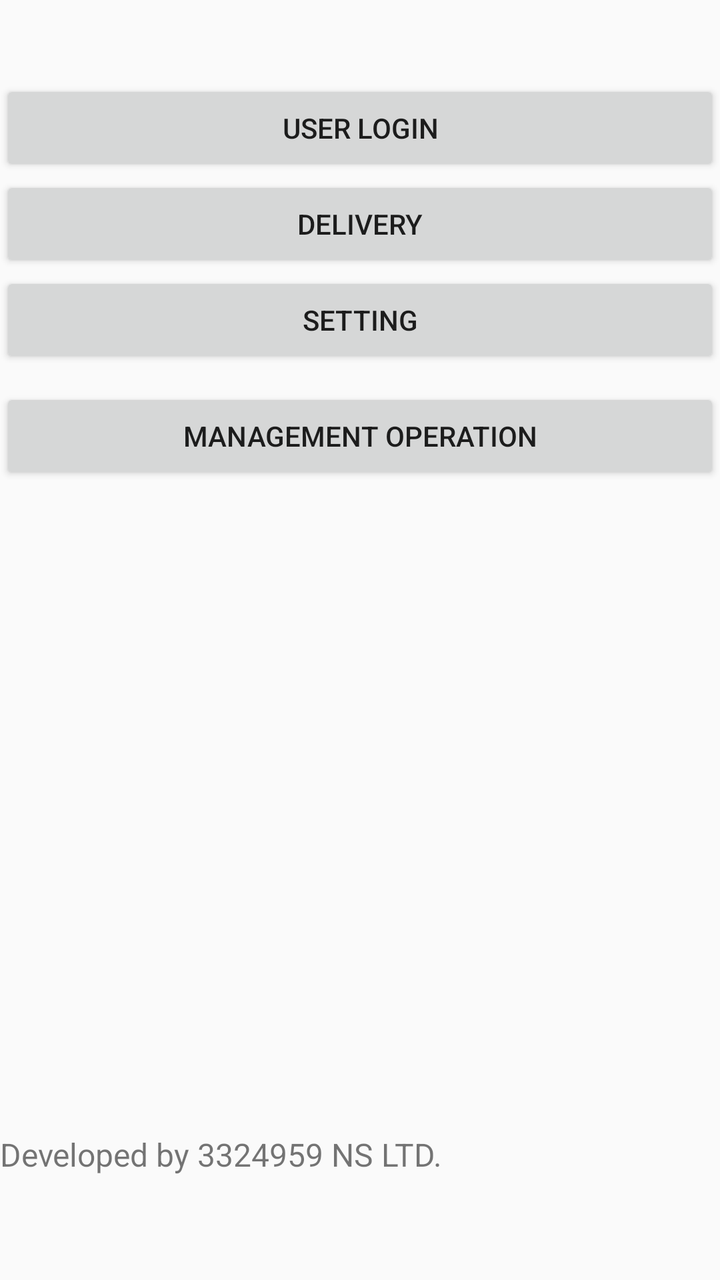
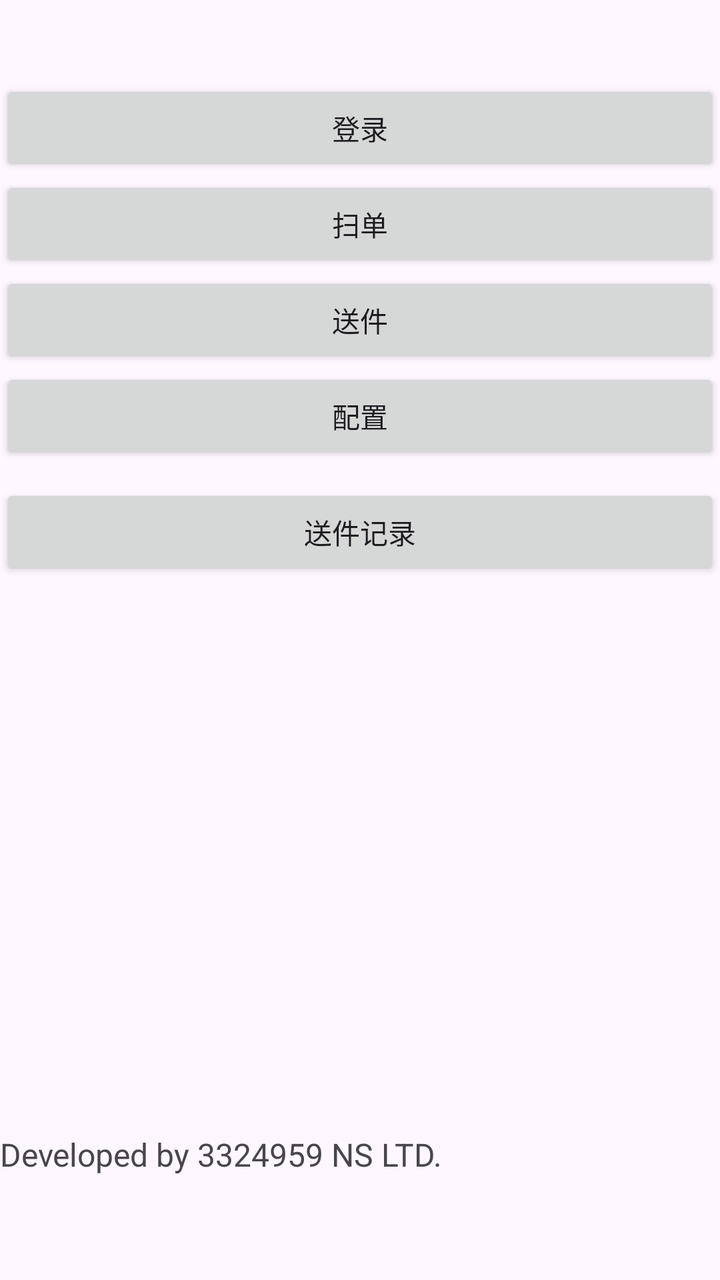

Before-and-after screenshots of an Android layout around one commit, followed by the original layout XML and the change that was made.
<!-- AndroidManifest.xml: application theme Theme.AppCompat.Light.NoActionBar -->
<!-- res/layout/activity_barcode.xml -->
<?xml version="1.0" encoding="utf-8"?>
<LinearLayout xmlns:android="http://schemas.android.com/apk/res/android"
    xmlns:app="http://schemas.android.com/apk/res-auto"
    xmlns:tools="http://schemas.android.com/tools"
    android:layout_width="match_parent"
    android:layout_height="match_parent"
    android:layout_marginLeft="40dp"
    android:layout_marginRight="40dp"
    android:gravity="top"
    android:orientation="vertical">

        <Space
            android:layout_width="match_parent"
            android:layout_height="40dp" />

        <androidx.appcompat.widget.AppCompatButton
            android:id="@+id/btnLogin"
            android:layout_width="match_parent"
            android:layout_height="wrap_content"
            android:text="@string/str_login" />

        <androidx.appcompat.widget.AppCompatButton
            android:id="@+id/btn_delivery"
            android:layout_width="match_parent"
            android:layout_height="wrap_content"
            android:text="@string/delivery" />

        <androidx.appcompat.widget.AppCompatButton
            android:id="@+id/btn_setting"
            android:layout_width="match_parent"
            android:layout_height="wrap_content"
            android:layout_marginBottom="10dp"
            android:text="@string/str_setting"
            android:visibility="visible"
            tools:visibility="visible" />

        <androidx.appcompat.widget.AppCompatButton
            android:id="@+id/btn_cacheOrders"
            android:layout_width="match_parent"
            android:layout_height="wrap_content"
            android:text="@string/management" />

        <EditText
            android:id="@+id/editTextTextMultiLine"
            android:layout_width="match_parent"
            android:layout_height="wrap_content"
            android:autofillHints=""
            android:ems="10"
            android:gravity="start|top"
            android:inputType="textMultiLine"
            android:visibility="invisible"
            tools:ignore="LabelFor" />

        <androidx.constraintlayout.widget.ConstraintLayout
            android:layout_width="match_parent"
            android:layout_height="match_parent">

                <TextView
                    android:id="@+id/textView"
                    android:layout_width="match_parent"
                    android:layout_height="wrap_content"
                    android:layout_marginBottom="52dp"
                    android:text="@string/txt_company"
                    android:textSize="16sp"
                    app:layout_constraintBottom_toBottomOf="parent"
                    tools:layout_editor_absoluteX="45dp" />
        </androidx.constraintlayout.widget.ConstraintLayout>

</LinearLayout>
<!-- resources referenced by this layout -->
<resources>
  <string name="delivery">Delivery</string>
  <string name="management">Management operation</string>
  <string name="str_login">User login</string>
  <string name="str_setting">Setting</string>
  <string name="txt_company">      Developed by 3324959 NS LTD.</string>
</resources>

<!-- the commit's change to res/layout/activity_barcode.xml (unified diff, before → after) -->
@@ -18,6 +18,12 @@
             android:layout_width="match_parent"
             android:layout_height="wrap_content"
             android:text="@string/str_login" />
+
+        <androidx.appcompat.widget.AppCompatButton
+            android:id="@+id/btn_scan"
+            android:layout_width="match_parent"
+            android:layout_height="wrap_content"
+            android:text="@string/action_scan" />
 
         <androidx.appcompat.widget.AppCompatButton
             android:id="@+id/btn_delivery"
<!-- resource entries referenced after the edit -->
@@ -1,9 +1,15 @@
 <!-- resources referenced by this layout -->
 <resources>
-  <string name="delivery">Delivery</string>
-  <string name="management">Management operation</string>
-  <string name="str_login">User login</string>
-  <string name="str_setting">Setting</string>
+  <string name="action_scan">扫单</string>
+  <string name="delivery">送件</string>
+  <string name="management">送件记录</string>
+  <string name="str_login">登录</string>
+  <string name="str_setting">配置</string>
   <string name="txt_company">      Developed by 3324959 NS LTD.</string>
+  <style name="Theme.AppCompat.Light.NoActionBar" parent="Base.Theme.AppCompat.Light.NoActionBar" />
+  <style name="Base.Theme.AppCompat.Light.NoActionBar" parent="Theme.Material3.DayNight.NoActionBar">
+          
+          
+      </style>
 </resources>
 
